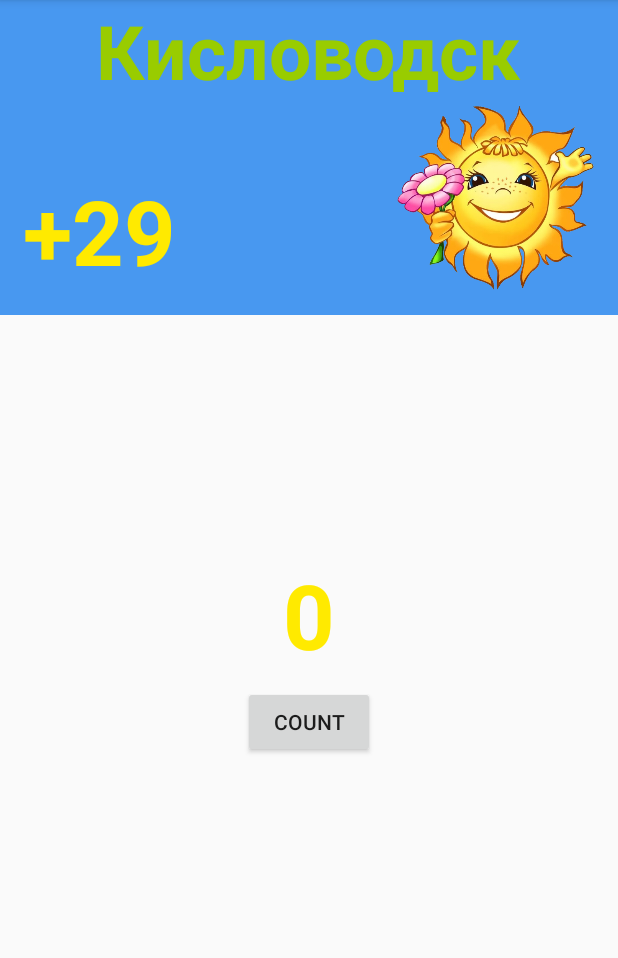
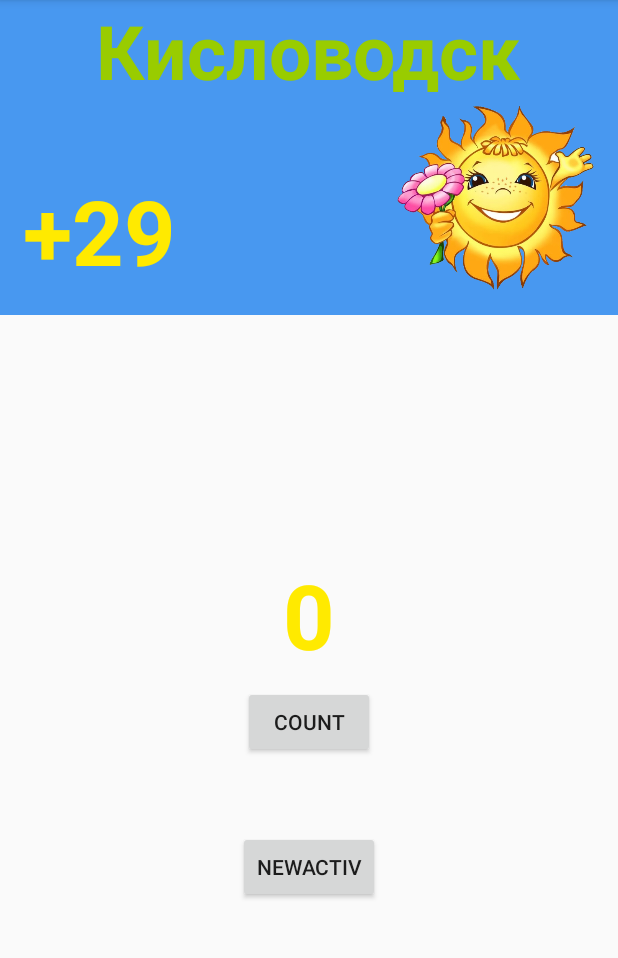
Before and after one commit to Shamil09/weather, an Android app: the screen it shows after launch (weather), on a phone screen of 412 x 824 dp, the part 84-1042 px from its top. Run offline under Robolectric (Android 15) with nearby library versions, the phone set to English and light mode, and no system bars; libraries missing offline, so code that uses them is left out: es.dmoral.toasty; 2 statements that could not run were skipped.

Commit message:
3 Activity. Смена ориентации экрана. Две Activity

```diff
--- a/app/build.gradle
+++ b/app/build.gradle
@@ -27,6 +27,11 @@ dependencies {
     androidTestImplementation 'com.android.support.test.espresso:espresso-core:3.0.2'
     implementation 'com.android.support:recyclerview-v7:27.1.1'
 
+//    implementation 'com.android.support:appcompat-v7:28.0.0-alpha3'
+//    implementation 'com.android.support:design:28.0.0-alpha3'
+
     //Toasty в место Тоста))
     implementation 'com.github.GrenderG:Toasty:1.3.0'
+
+
 }
--- a/app/src/main/AndroidManifest.xml
+++ b/app/src/main/AndroidManifest.xml
@@ -18,6 +18,7 @@
                 <category android:name="android.intent.category.LAUNCHER" />
             </intent-filter>
         </activity>
+        <activity android:name=".showWeatherActivity"/>
     </application>
 
 </manifest>
--- a/app/src/main/java/com/weather/weather/weather.java
+++ b/app/src/main/java/com/weather/weather/weather.java
@@ -1,5 +1,6 @@
 package com.weather.weather;
 
+import android.content.Intent;
 import android.os.Bundle;
 import android.os.PersistableBundle;
 import android.support.v7.app.AppCompatActivity;
@@ -13,8 +14,11 @@ import es.dmoral.toasty.Toasty;
 
 public class weather extends AppCompatActivity {
     TextView textCount;
-    Button butCount;
+    Button butCount,butActiv;
     private int count=0;
+    private Boolean isPressed = false;
+    private TextView textView;
+
     private void message(String mess){
         Toasty.info(getApplicationContext(), mess, Toast.LENGTH_SHORT).show();
         Log.d("weatAPP", mess);
@@ -42,6 +46,28 @@ public class weather extends AppCompatActivity {
                 textCount.setText(((Integer)count).toString());
             }
         });
+        textView = findViewById(R.id.IDTCity);
+        if (getIntent().getExtras() != null) {
+            String TEXT = "TEXT";
+            String text = getIntent().getExtras().getString(TEXT);
+            textView.setText("Добрый день, " + text);
+        }
+
+        butActiv=findViewById(R.id.IDButNewActiv);
+        butActiv.setOnClickListener(new View.OnClickListener() {
+            @Override
+            public void onClick(View v) {
+                if (!isPressed) {
+                    isPressed = true;
+                    startNewActivity();
+                }
+            }
+        });
+    }
+
+    private void startNewActivity() {
+        Intent intent = new Intent(this, showWeatherActivity.class);
+        startActivity(intent);
     }
 
     @Override
@@ -100,4 +126,9 @@ public class weather extends AppCompatActivity {
         super.finish();
         message("Почему-то вызвался метод finish()");
     }
+    @Override
+    public void onBackPressed() {
+        super.onBackPressed();
+        isPressed = false;
+    }
 }
--- a/app/src/main/res/layout/activity_weather.xml
+++ b/app/src/main/res/layout/activity_weather.xml
@@ -31,26 +31,26 @@
             android:layout_width="wrap_content"
             android:layout_height="wrap_content"
             android:layout_alignParentBottom="true"
+            android:layout_alignParentLeft="true"
             android:layout_alignParentStart="true"
             android:layout_marginBottom="16dp"
+            android:layout_marginLeft="15dp"
             android:layout_marginStart="15dp"
             android:text="@string/temperature"
             android:textColor="@color/yellow"
             android:textSize="60sp"
             android:textStyle="bold"
-            tools:ignore="DuplicateIds"
-            android:layout_alignParentLeft="true"
-            android:layout_marginLeft="15dp" />
+            tools:ignore="DuplicateIds" />
 
         <ImageView
             android:layout_width="131dp"
             android:layout_height="123dp"
             android:layout_alignBottom="@+id/TWeather"
             android:layout_alignParentEnd="true"
+            android:layout_alignParentRight="true"
             android:layout_marginEnd="16dp"
+            android:layout_marginRight="16dp"
             android:background="@mipmap/i1"
-            android:layout_alignParentRight="true"
-            android:layout_marginRight="16dp"
             android:contentDescription="TODO" />
     </RelativeLayout>
 
@@ -86,6 +86,13 @@
             android:layout_centerInParent="true"
             android:text="@string/count" />
 
+        <Button
+            android:id="@+id/IDButNewActiv"
+            android:layout_width="wrap_content"
+            android:layout_height="wrap_content"
+            android:layout_alignParentBottom="true"
+            android:layout_centerHorizontal="true"
+            android:layout_marginBottom="15dp"
+            android:text="NewActiv" />
     </RelativeLayout>
-
 </android.support.constraint.ConstraintLayout>
--- a/app/src/main/res/values/strings.xml
+++ b/app/src/main/res/values/strings.xml
@@ -4,4 +4,5 @@
     <string name="kislovodsk">Кисловодск</string>
     <string name="count">Count</string>
     <string name="temperature">+29</string>
+    <string name="create_action">cretae_action</string>
 </resources>
```
Also changed, not shown: app/src/main/java/com/weather/weather/showWeatherActivity.java (added, +38 -0 lines), app/src/main/res/drawable/ic_add_black_24dp.xml (added, +9 -0 lines), app/src/main/res/layout/create_action_activity.xml (added, +32 -0 lines).
